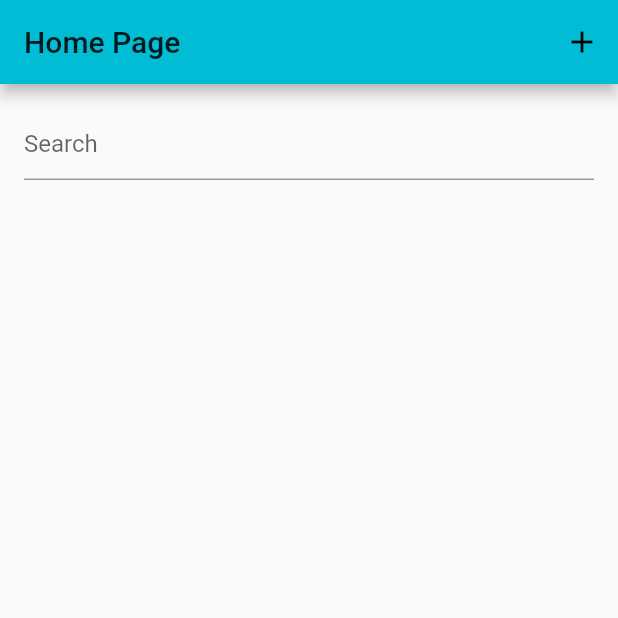
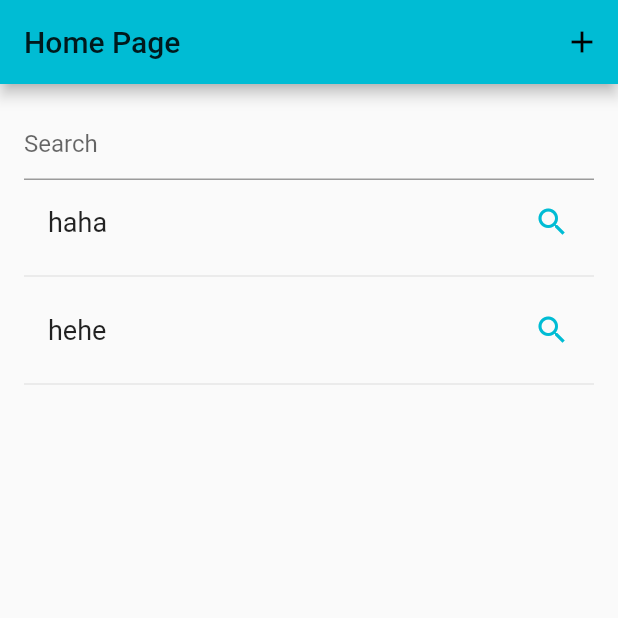
Before and after one commit to GilgusMaximus/Global-Solution-Challenge-21, a Flutter app: the screen it shows after launch, on a phone screen of 412 x 824 dp, the top half of it. Run offline on Flutter 3.47's test engine with Material 2 defaults, Android fonts, the phone set to English and light mode, and no system bars; our stand-ins replace page_transition; missing offline and left inert: dart:html.

Commit message:
Searching

```diff
--- a/flutter_project/lib/main.dart
+++ b/flutter_project/lib/main.dart
@@ -1,6 +1,11 @@
+import 'dart:html';
+
 import 'package:flutter/material.dart';
 import 'package:page_transition/page_transition.dart';
 
+import 'screens/CreateScreen.dart';
+import 'screens/CreateScreen.dart';
+import 'screens/CreateScreen.dart';
 import 'screens/CreateScreen.dart';
 import 'screens/CreateScreen.dart';
 import 'screens/CreateScreen.dart';
@@ -47,6 +52,8 @@ class _MyHomePageState extends State<MyHomePage> {
   final _biggerFont = TextStyle(fontSize: 18.0);
   final myController = TextEditingController();
 
+  final filteredList = <String>{"haha", "hehe"}; //remove items from here where input != what we want
+
   @override
   void initState() {
     super.initState();
@@ -67,7 +74,55 @@ class _MyHomePageState extends State<MyHomePage> {
   }
 
   void _onChangeSearch(){ //TODO participate -> show in main home screen
-    print("Second text field: "+ myController.text);
+    print("Debug: "+filteredList.elementAt(0)+UserInput.elementAt(0));
+    setState(() {
+      filteredList.clear();
+      for(String word in UserInput){
+        if(word.contains(myController.text))
+          filteredList.add(word);
+      }
+    });
+  }
+
+  Widget _builtList(){
+    return Flexible(
+        child: ListView.builder(itemBuilder: (context, i){
+          if(i.isOdd)
+            return Divider();
+
+          final index = i~/2; //TODO check for end of list
+          if(index>= filteredList.length || filteredList.length ==0)
+            return null;
+
+          return _builtRow(filteredList.elementAt(index));
+        })
+    );
+  }
+
+  Widget _builtRow(String input){
+    return ListTile(
+      title: Text(
+          input,
+          style: _biggerFont),
+      trailing: Icon(
+        Icons.search,
+        color: Colors.cyan,
+      ),
+      onTap: (){//when tapping the line
+        //TODO aufrufen des items
+        showDialog(//Debug
+          context: context,
+          builder: (context) {
+            return AlertDialog(
+              // Retrieve the text the that user has entered by using the
+              // TextEditingController.
+              content: Text(input), //access textfield with myController.text
+            );
+          },
+        );
+
+      },
+    );
   }
 
   @override
@@ -81,12 +136,17 @@ class _MyHomePageState extends State<MyHomePage> {
         ),
         body: Padding(
           padding: const EdgeInsets.all(16.0),
-          child :TextField(
-              decoration: new InputDecoration(
-                  hintText: "Search"
+          child :Column(
+            children: [
+              TextField(
+                decoration: new InputDecoration(
+                    hintText: "Search"
+                ),
+                controller: myController,
               ),
-              controller: myController,
-            ),
+             _builtList()
+            ],
+          ),
         ),
       );
   }
```
